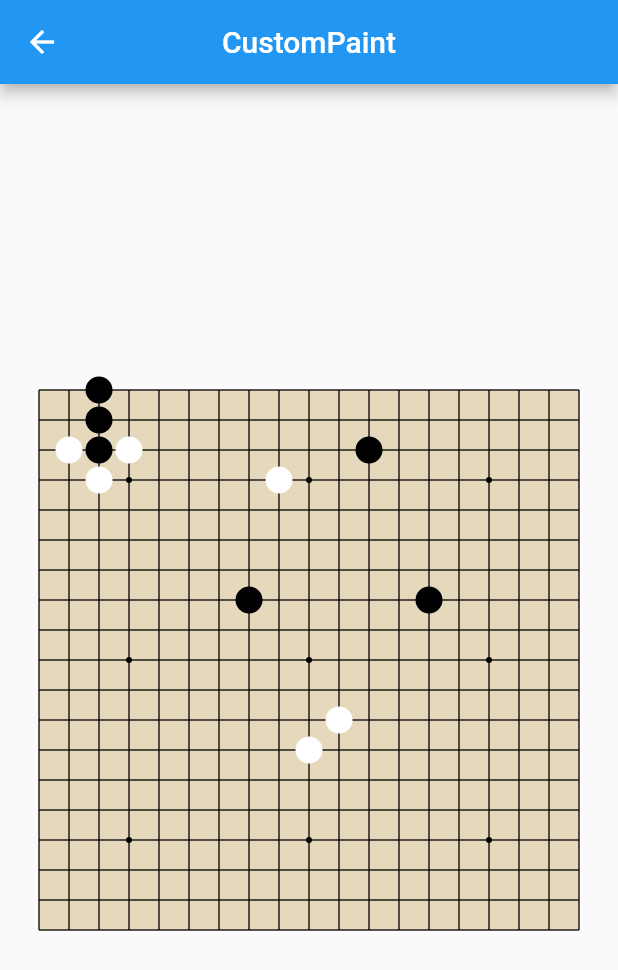
After one commit to jiangkang/flutter-system, a Flutter app: the CustomPaintDemo screen opened by its route, on a phone screen of 412 x 824 dp. The commit adds this screen. Shown: the top 970 px of the screen. Run offline on Flutter 3.47's test engine with Material 2 defaults, Android fonts, the phone set to English and light mode, and no system bars; our stand-ins replace cached_network_image, camera, flutter_markdown, shared_preferences, sqflite, video_player and 1 more; missing offline and left inert: analyzer, build, source_gen; accounts and stored records are empty; network calls fail.

Commit message:
利用CustomPaint绘制一个围棋棋盘

```diff
--- /dev/null
+++ b/lib/demos/demo_custom_paint.dart
@@ -0,0 +1,118 @@
+import 'dart:ui';
+
+import 'package:flutter/gestures.dart';
+import 'package:flutter/material.dart';
+
+class CustomPaintDemo extends StatefulWidget {
+  @override
+  _CustomPaintDemoState createState() => _CustomPaintDemoState();
+}
+
+class _CustomPaintDemoState extends State<CustomPaintDemo> {
+  @override
+  Widget build(BuildContext context) {
+    return Scaffold(
+      appBar: AppBar(
+        title: Text("CustomPaint"),
+        centerTitle: true,
+      ),
+      body: Center(
+        child: CustomPaint(
+          size: Size(360, 360),
+          painter: BackgroundPainter(),
+          foregroundPainter: SimplePainter(),
+        ),
+      ),
+    );
+  }
+}
+
+/// 围棋棋盘盘面，由 18x18个方格和19x19条线组成
+class BackgroundPainter extends CustomPainter {
+  Paint myPaint = Paint();
+  final stars = [
+    Offset(3, 3),
+    Offset(9, 3),
+    Offset(15, 3),
+    Offset(3, 9),
+    Offset(9, 9),
+    Offset(15, 9),
+    Offset(3, 15),
+    Offset(9, 15),
+    Offset(15, 15),
+  ];
+
+  @override
+  void paint(Canvas canvas, Size size) {
+    double cellWidth = size.width / 18;
+    double cellHeight = size.height / 18;
+
+    myPaint
+      ..isAntiAlias = true
+      ..style = PaintingStyle.fill
+      ..color = Color(0x77cdb175);
+    canvas.drawRect(Offset.zero & size, myPaint);
+
+    myPaint
+      ..style = PaintingStyle.stroke
+      ..color = Colors.black87
+      ..strokeWidth = 1.0;
+
+    for (int i = 0; i <= 18; i++) {
+      double dy = cellHeight * i;
+      canvas.drawLine(Offset(0, dy), Offset(size.width, dy), myPaint);
+    }
+
+    for (int i = 0; i <= 18; i++) {
+      double dx = cellWidth * i;
+      canvas.drawLine(Offset(dx, 0), Offset(dx, size.height), myPaint);
+    }
+
+    myPaint
+      ..color = Colors.black
+      ..style = PaintingStyle.fill;
+    stars.forEach((star) {
+      canvas.drawCircle(star * cellWidth, 2, myPaint);
+    });
+  }
+
+  @override
+  bool shouldRepaint(CustomPainter oldDelegate) {
+    return false;
+  }
+}
+
+/// 绘制零星几个棋子
+class SimplePainter extends CustomPainter {
+  Paint blackPaint = Paint()
+    ..color = Colors.black
+    ..style = PaintingStyle.fill;
+  Paint whitePaint = Paint()
+    ..color = Colors.white
+    ..style = PaintingStyle.fill;
+
+  @override
+  void paint(Canvas canvas, Size size) {
+    double cellWidth = size.width / 18;
+    double cellHeight = size.height / 18;
+
+    canvas.drawCircle(Offset(cellWidth * 2, cellHeight * 2), 9, blackPaint);
+    canvas.drawCircle(Offset(cellWidth * 2, cellHeight * 1), 9, blackPaint);
+    canvas.drawCircle(Offset(cellWidth * 2, cellHeight * 0), 9, blackPaint);
+    canvas.drawCircle(Offset(cellWidth * 2, cellHeight * 3), 9, whitePaint);
+    canvas.drawCircle(Offset(cellWidth * 3, cellHeight * 2), 9, whitePaint);
+    canvas.drawCircle(Offset(cellWidth * 1, cellHeight * 2), 9, whitePaint);
+
+    canvas.drawCircle(Offset(cellWidth * 11, cellHeight * 2), 9, blackPaint);
+    canvas.drawCircle(Offset(cellWidth * 13, cellHeight * 7), 9, blackPaint);
+    canvas.drawCircle(Offset(cellWidth * 7, cellHeight * 7), 9, blackPaint);
+    canvas.drawCircle(Offset(cellWidth * 8, cellHeight * 3), 9, whitePaint);
+    canvas.drawCircle(Offset(cellWidth * 9, cellHeight * 12), 9, whitePaint);
+    canvas.drawCircle(Offset(cellWidth * 10, cellHeight * 11), 9, whitePaint);
+  }
+
+  @override
+  bool shouldRepaint(CustomPainter oldDelegate) {
+    return true;
+  }
+}
--- a/lib/entries.dart
+++ b/lib/entries.dart
@@ -36,6 +36,7 @@ final List<EntryItem> demoEntries = [
   EntryItem("Platform", "/demo/platform", icon: Icons.phone_android),
   EntryItem("Time", "/demo/time", icon: Icons.access_time),
   EntryItem("Progress Indicator", "/demo/progress_indicator", icon: Icons.loop),
+  EntryItem("CustomPaint", "/demo/custompaint", icon: Icons.brush),
 ];
 
 final Map<String, IconData> ICONS = {
--- a/lib/page_routers.dart
+++ b/lib/page_routers.dart
@@ -3,6 +3,7 @@ import 'package:flutter_system/demos/demo_animation.dart';
 import 'package:flutter_system/demos/demo_assets.dart';
 import 'package:flutter_system/demos/demo_camera.dart';
 import 'package:flutter_system/demos/demo_container.dart';
+import 'package:flutter_system/demos/demo_custom_paint.dart';
 import 'package:flutter_system/demos/demo_custom_scrollview.dart';
 import 'package:flutter_system/demos/demo_dismissible.dart';
 import 'package:flutter_system/demos/demo_drawer.dart';
@@ -62,4 +63,5 @@ final Map<String, WidgetBuilder> pageRouters = {
   "/demo/platform": (BuildContext context) => PlatformDemo(),
   "/demo/time": (BuildContext context) => TimeDemo(),
   "/demo/progress_indicator": (BuildContext context) => ProgressIndicatorDemo(),
+  "/demo/custompaint": (BuildContext context) => CustomPaintDemo(),
 };
```
